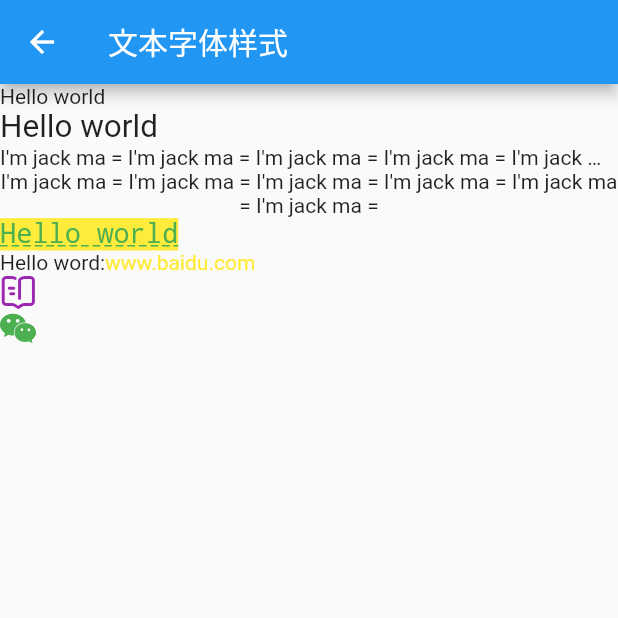
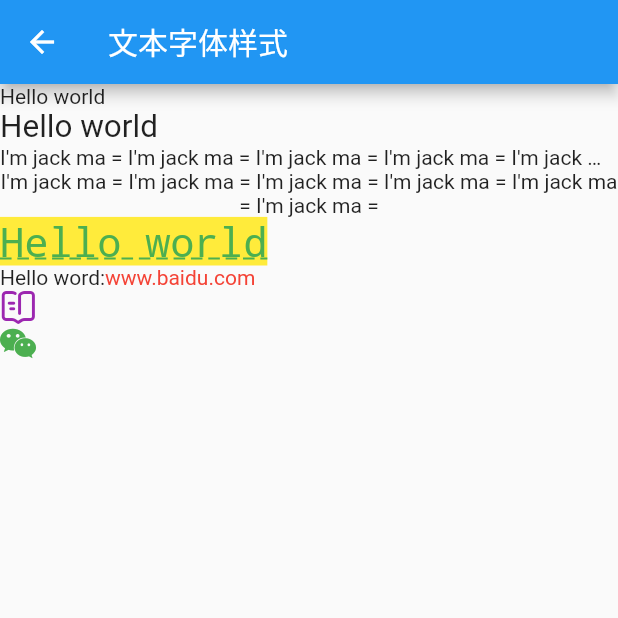
Before and after one commit to yiduoyihan/flutter_app, a Flutter app: the TextFontStyle screen opened by its route, on a phone screen of 412 x 824 dp, the top half of it. Run offline on Flutter 3.47's test engine with Material 2 defaults, Android fonts, the phone set to English and light mode, and no system bars.

Commit message:
add some code

```diff
--- a/lib/TextFontStyle.dart
+++ b/lib/TextFontStyle.dart
@@ -20,6 +20,7 @@ class TextFontStyle extends StatelessWidget {
           Text("I'm jack ma = " * 6, textAlign: TextAlign.center),
           Text(
             "Hello world",
+            textScaleFactor: 1.5,
             style: TextStyle(
                 color: Colors.green,
                 fontSize: 18,
@@ -33,11 +34,11 @@ class TextFontStyle extends StatelessWidget {
             TextSpan(text: "Hello word:"),
             TextSpan(
               text: "www.baidu.com",
-              style: TextStyle(color: Colors.yellow),
+              style: TextStyle(color: Colors.red),
             ),
           ])),
           Icon(
-            MyIcons.book,//自己下载的字体里面有图标
+            MyIcons.book, //自己下载的字体里面有图标
             color: Colors.purple,
           ),
           Icon(
```
